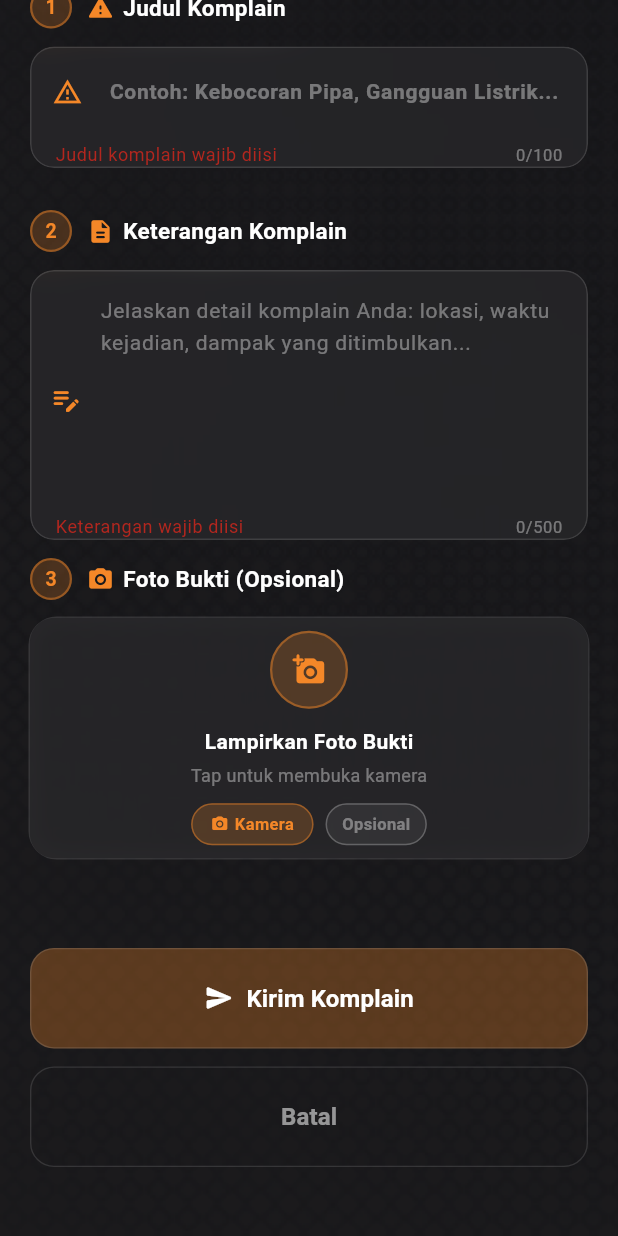
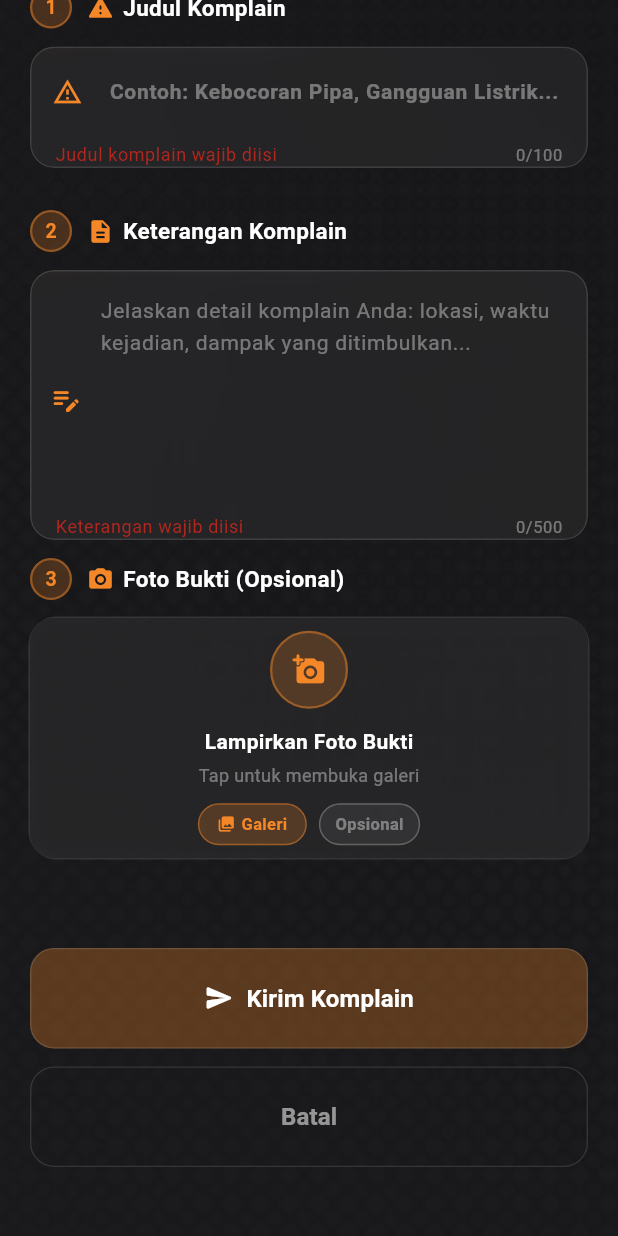
Before and after one commit to najlanafisah/Braga8-utility-billing-system, a Flutter app: the InputComplaintScreen screen opened by its route, scrolled down 195 dp, after a tap on "Kirim Komplain", on a phone screen of 412 x 824 dp. Run offline on Flutter 3.47's test engine with Material 3 defaults, Android fonts, the phone set to English and light mode, and no system bars; our stand-ins replace camera, dio, flutter_svg, geolocator, image_picker, permission_handler and 2 more; missing offline and left inert: dart:html, excel; accounts and stored records are empty; Roboto replaces fonts that are missing (SFUIDisplay); project files that could hold a hidden picture were left out.

Commit message:
fix: customer care

```diff
--- a/mobile/braga8_mobile/lib/views/complaint/input_complaint_screen.dart
+++ b/mobile/braga8_mobile/lib/views/complaint/input_complaint_screen.dart
@@ -2,7 +2,6 @@ import 'dart:io';
 import 'dart:typed_data';
 import 'dart:ui';
 import 'package:braga8_mobile/data/models/complaint_model.dart';
-import 'package:braga8_mobile/views/meter_input/meter_camera_screen.dart';
 import 'package:braga8_mobile/views/widgets/app_header.dart';
 import 'package:braga8_mobile/views/widgets/main_layouts.dart';
 import 'package:flutter/foundation.dart' show kIsWeb;
@@ -29,32 +28,26 @@ class InputComplaintScreen extends StatefulWidget {
 
 class _InputComplaintScreenState extends State<InputComplaintScreen>
     with SingleTickerProviderStateMixin {
-  // ── Form ──────────────────────────────────────────────────────────────────────
   final _formKey = GlobalKey<FormState>();
   final _titleController = TextEditingController();
   final _descController = TextEditingController();
 
-  // ── Photo ─────────────────────────────────────────────────────────────────────
   File? _photoFile;
   XFile? _photoXFile;
   Uint8List? _photoBytes;
 
-  // ── Submit ────────────────────────────────────────────────────────────────────
   bool _isSubmitting = false;
 
-  // ── Services ──────────────────────────────────────────────────────────────────
   final ApiService _apiService = ApiService();
 
-  // ── Animation ─────────────────────────────────────────────────────────────────
   late AnimationController _animController;
   late Animation<double> _fadeAnim;
 
-  // ── Colors ────────────────────────────────────────────────────────────────────
   static const _orange = AppColors.primaryOrange;
-  Color get _orangeDim => _orange.withOpacity(0.22);
-  Color get _orangeBorder => _orange.withOpacity(0.45);
-  Color get _glass => Colors.white.withOpacity(0.05);
-  Color get _glassBorder => Colors.white.withOpacity(0.12);
+  Color get _orangeDim => _orange.withValues(alpha: .22);
+  Color get _orangeBorder => _orange.withValues(alpha: .45);
+  Color get _glass => Colors.white.withValues(alpha: .05);
+  Color get _glassBorder => Colors.white.withValues(alpha: .12);
 
   @override
   void initState() {
@@ -79,8 +72,6 @@ class _InputComplaintScreenState extends State<InputComplaintScreen>
     super.dispose();
   }
 
-  // ── Progress ──────────────────────────────────────────────────────────────────
-  // Update _progress to include title:
   double get _progress {
     int filled = 0;
     if (_titleController.text.isNotEmpty) filled++;
@@ -89,47 +80,22 @@ class _InputComplaintScreenState extends State<InputComplaintScreen>
     return filled / 3;
   }
 
-  // ── Photo — CAMERA ONLY ───────────────────────────────────────────────────────
   Future<void> _openCamera() async {
-    if (kIsWeb) {
     try {
       final picker = ImagePicker();
       final XFile? image = await picker.pickImage(
-          source: ImageSource.camera,
+        source: ImageSource.gallery,
         imageQuality: 85,
-          preferredCameraDevice: CameraDevice.rear,
       );
       if (image == null) return;
       final bytes = await image.readAsBytes();
       setState(() {
         _photoXFile = image;
         _photoBytes = bytes;
-        });
-      } on Exception catch (e) {
-        _showSnack("Akses kamera ditolak: $e", isError: true);
-      }
-      return;
-    }
-
-    final XFile? photo = await Navigator.push<XFile>(
-      context,
-      MaterialPageRoute(
-        fullscreenDialog: true,
-        builder: (_) => const MeterCameraScreen(),
-      ),
-    );
-
-    if (photo == null) return;
-
-    try {
-      final bytes = await photo.readAsBytes();
-      setState(() {
-        _photoXFile = photo;
-        _photoBytes = bytes;
-        _photoFile = File(photo.path);
+        _photoFile = kIsWeb ? null : File(image.path);
       });
     } catch (e) {
-      _showSnack("Gagal memproses foto: $e", isError: true);
+      _showSnack("Gagal memilih foto: $e", isError: true);
     }
   }
 
@@ -141,34 +107,17 @@ class _InputComplaintScreenState extends State<InputComplaintScreen>
     });
   }
 
-  // ── Submit ────────────────────────────────────────────────────────────────────
   Future<void> _submit() async {
     if (!_formKey.currentState!.validate()) return;
 
     setState(() => _isSubmitting = true);
 
-    double? latitude;
-    double? longitude;
-    try {
-      final position = await _apiService.determinePosition();
-      latitude = position.latitude;
-      longitude = position.longitude;
-    } catch (_) {
-      // GPS optional for complaint — proceed without
-    }
-
     final Map<String, dynamic> payload = {
       'title': _titleController.text.trim(),
       'description': _descController.text.trim(),
-      if (latitude != null) 'latitude': latitude,
-      if (longitude != null) 'longitude': longitude,
     };
 
     try {
-      // Replace with your actual ApiService complaint endpoint
-      // final bool success = await _apiService.submitComplaint(payload, _photoXFile);
-      // Simulated success for now:
-      await Future.delayed(const Duration(seconds: 1));
       final bool success = await _apiService.submitComplaint(
         payload,
         _photoXFile,
@@ -190,7 +139,6 @@ class _InputComplaintScreenState extends State<InputComplaintScreen>
     if (mounted) setState(() => _isSubmitting = false);
   }
 
-  // ── Snack ─────────────────────────────────────────────────────────────────────
   void _showSnack(String msg, {bool isError = false}) {
     ScaffoldMessenger.of(context).showSnackBar(
       SnackBar(
@@ -206,12 +154,12 @@ class _InputComplaintScreenState extends State<InputComplaintScreen>
             child: Container(
               padding: const EdgeInsets.symmetric(horizontal: 16, vertical: 14),
               decoration: BoxDecoration(
-                color: Colors.black.withOpacity(0.75),
+                color: Colors.black.withValues(alpha:  0.75),
                 borderRadius: BorderRadius.circular(14),
                 border: Border.all(
                   color: isError
-                      ? Colors.redAccent.withOpacity(0.5)
-                      : _orange.withOpacity(0.5),
+                      ? Colors.redAccent.withValues(alpha:  0.5)
+                      : _orange.withValues(alpha:  0.5),
                   width: 1.2,
                 ),
               ),
@@ -221,8 +169,8 @@ class _InputComplaintScreenState extends State<InputComplaintScreen>
                     padding: const EdgeInsets.all(6),
                     decoration: BoxDecoration(
                       color: isError
-                          ? Colors.redAccent.withOpacity(0.15)
-                          : _orange.withOpacity(0.15),
+                          ? Colors.redAccent.withValues(alpha:  0.15)
+                          : _orange.withValues(alpha:  0.15),
                       shape: BoxShape.circle,
                     ),
                     child: Icon(
@@ -253,7 +201,6 @@ class _InputComplaintScreenState extends State<InputComplaintScreen>
     );
   }
 
-  // ── BUILD ─────────────────────────────────────────────────────────────────────
   @override
   Widget build(BuildContext context) {
     return Scaffold(
@@ -298,7 +245,6 @@ class _InputComplaintScreenState extends State<InputComplaintScreen>
                     const SizedBox(height: 12),
                     _buildDescField(),
                     const SizedBox(height: 12),
-                    // And update the photo section label step number:
                     _buildSectionLabel(
                       "3",
                       "Foto Bukti (Opsional)",
@@ -322,7 +268,6 @@ class _InputComplaintScreenState extends State<InputComplaintScreen>
     );
   }
 
-  // ── Progress Bar ──────────────────────────────────────────────────────────────
   Widget _buildProgressBar() {
     return _glassCard(
       child: Column(
@@ -364,7 +309,6 @@ class _InputComplaintScreenState extends State<InputComplaintScreen>
     );
   }
 
-  // ── Section Label ─────────────────────────────────────────────────────────────
   Widget _buildSectionLabel(String step, String title, IconData icon) {
     return Row(
       children: [
@@ -402,7 +346,6 @@ class _InputComplaintScreenState extends State<InputComplaintScreen>
     );
   }
 
-  // ── Title Field ───────────────────────────────────────────────────────────────
   Widget _buildTitleField() {
     return _glassCard(
       padding: EdgeInsets.zero,
@@ -441,7 +384,6 @@ class _InputComplaintScreenState extends State<InputComplaintScreen>
     );
   }
 
-  // ── Description Field ─────────────────────────────────────────────────────────
   Widget _buildDescField() {
     return _glassCard(
       padding: EdgeInsets.zero,
@@ -477,7 +419,6 @@ class _InputComplaintScreenState extends State<InputComplaintScreen>
     );
   }
 
-  // ── Photo Container — CAMERA ONLY (OPTIONAL) ─────────────────────────────────
   Widget _buildPhotoContainer() {
     final bool hasPhoto = _photoXFile != null;
 
@@ -499,7 +440,7 @@ class _InputComplaintScreenState extends State<InputComplaintScreen>
               boxShadow: hasPhoto
                   ? [
                       BoxShadow(
-                        color: _orange.withOpacity(0.15),
+                        color: _orange.withValues(alpha:  0.15),
                         blurRadius: 16,
                         offset: const Offset(0, 6),
                       ),
@@ -528,7 +469,7 @@ class _InputComplaintScreenState extends State<InputComplaintScreen>
                                 end: Alignment.bottomCenter,
                                 colors: [
                                   Colors.transparent,
-                                  Colors.black.withOpacity(0.72),
+                                  Colors.black.withValues(alpha:  0.72),
                                 ],
                               ),
                             ),
@@ -536,7 +477,7 @@ class _InputComplaintScreenState extends State<InputComplaintScreen>
                               mainAxisAlignment: MainAxisAlignment.center,
                               children: [
                                 Icon(
-                                  Icons.camera_alt_rounded,
+                                  Icons.photo_library_rounded,
                                   color: _orange,
                                   size: 15,
                                 ),
@@ -607,7 +548,7 @@ class _InputComplaintScreenState extends State<InputComplaintScreen>
                             ),
                             const SizedBox(height: 4),
                             const Text(
-                              "Tap untuk membuka kamera",
+                              "Tap untuk membuka galeri",
                               style: TextStyle(
                                 fontSize: 12,
                                 color: Colors.white38,
@@ -617,8 +558,8 @@ class _InputComplaintScreenState extends State<InputComplaintScreen>
                             Row(
                               mainAxisAlignment: MainAxisAlignment.center,
                               children: [
-                                _chip(Icons.camera_alt_rounded, "Kamera"),
-                                const SizedBox(width: 8),
+                                _chip(Icons.photo_library_rounded, "Galeri"),
+                                SizedBox(width: 8),
                                 _optionalBadge(),
                               ],
                             ),
@@ -640,14 +581,14 @@ class _InputComplaintScreenState extends State<InputComplaintScreen>
                 Icon(
                   Icons.delete_outline_rounded,
                   size: 14,
-                  color: Colors.redAccent.withOpacity(0.7),
+                  color: Colors.redAccent.withValues(alpha:  0.7),
                 ),
                 const SizedBox(width: 4),
                 Text(
                   "Hapus Foto",
                   style: TextStyle(
                     fontSize: 12,
-                    color: Colors.redAccent.withOpacity(0.7),
+                    color: Colors.redAccent.withValues(alpha:  0.7),
                     fontWeight: FontWeight.w600,
                   ),
                 ),
@@ -689,7 +630,7 @@ class _InputComplaintScreenState extends State<InputComplaintScreen>
     return Container(
       padding: const EdgeInsets.symmetric(horizontal: 10, vertical: 5),
       decoration: BoxDecoration(
-        color: Colors.white.withOpacity(0.06),
+        color: Colors.white.withValues(alpha:  0.06),
         borderRadius: BorderRadius.circular(20),
         border: Border.all(color: Colors.white24, width: 1),
       ),
@@ -704,14 +645,13 @@ class _InputComplaintScreenState extends State<InputComplaintScreen>
     );
   }
 
-  // ── Save Button ───────────────────────────────────────────────────────────────
   Widget _buildSaveButton() {
     return SizedBox(
       width: double.infinity,
       child: ElevatedButton(
         onPressed: _isSubmitting ? null : _submit,
         style: ElevatedButton.styleFrom(
-          backgroundColor: _orange.withOpacity(0.3),
+          backgroundColor: _orange.withValues(alpha:  0.3),
           disabledBackgroundColor: Colors.white10,
           padding: const EdgeInsets.symmetric(vertical: 22),
           elevation: 0,
@@ -748,7 +688,6 @@ class _InputComplaintScreenState extends State<InputComplaintScreen>
     );
   }
 
-  // ── Cancel Button ─────────────────────────────────────────────────────────────
   Widget _buildCancelButton() {
     return SizedBox(
       width: double.infinity,
@@ -773,7 +712,6 @@ class _InputComplaintScreenState extends State<InputComplaintScreen>
     );
   }
 
-  // ── Glass Card ────────────────────────────────────────────────────────────────
   Widget _glassCard({required Widget child, EdgeInsets? padding}) {
     return ClipRRect(
       borderRadius: BorderRadius.circular(16),
```
Lines whose indentation alone changed are shown as unchanged.
